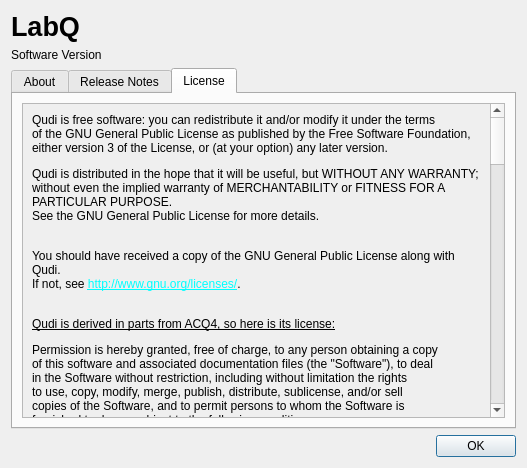
The window that gui/ui_qafm_about.ui (sriharijayaram5/qudi) describes before a commit, drawn with Qt 5.
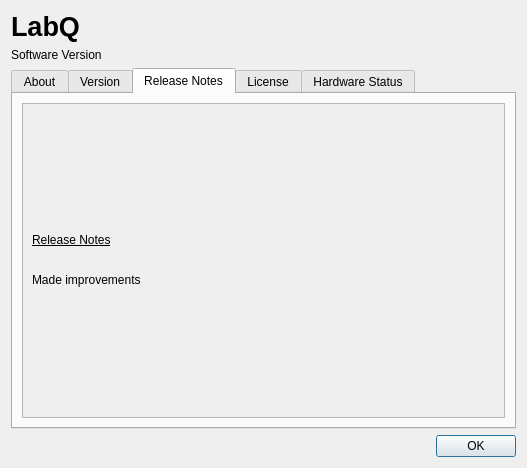
The same window after the commit. The open tabs and pages were chosen to show the change.

Commit message: Revised AboutDialog to include hardware status and description documents

Diff of the .ui file:
```diff
--- a/gui/ui_qafm_about.ui
+++ b/gui/ui_qafm_about.ui
@@ -78,9 +78,9 @@
      </widget>
      <widget class="QWidget" name="tab_2">
       <attribute name="title">
-       <string>Release Notes</string>
+       <string>Version</string>
       </attribute>
-      <layout class="QVBoxLayout" name="verticalLayout_2">
+      <layout class="QVBoxLayout" name="verticalLayout_5">
        <item>
         <widget class="QScrollArea" name="scrollArea">
          <property name="widgetResizable">
@@ -114,6 +114,45 @@
      </widget>
      <widget class="QWidget" name="tab_3">
       <attribute name="title">
+       <string>Release Notes</string>
+      </attribute>
+      <layout class="QVBoxLayout" name="verticalLayout_5">
+       <item>
+        <widget class="QScrollArea" name="scrollArea_3">
+         <property name="widgetResizable">
+          <bool>true</bool>
+         </property>
+         <widget class="QWidget" name="scrollAreaWidgetContents_2">
+          <property name="geometry">
+           <rect>
+            <x>0</x>
+            <y>0</y>
+            <width>483</width>
+            <height>317</height>
+           </rect>
+          </property>
+          <layout class="QVBoxLayout" name="verticalLayout_4">
+           <item>
+            <widget class="QLabel" name="release_notes_Label">
+             <property name="text">
+              <string>&lt;html&gt;&lt;head/&gt;&lt;body&gt;&lt;p&gt;&lt;span style=&quot; font-family:'monospace'; text-decoration: underline;&quot;&gt;Release Notes&lt;/span&gt;&lt;span style=&quot; font-family:'monospace';&quot;&gt;&lt;br/&gt;&lt;/span&gt;&lt;/p&gt;&lt;p&gt;&lt;span style=&quot; font-family:'monospace';&quot;&gt;Made improvements&lt;/span&gt;&lt;/p&gt;&lt;/body&gt;&lt;/html&gt;</string>
+             </property>
+             <property name="wordWrap">
+              <bool>true</bool>
+             </property>
+             <property name="openExternalLinks">
+              <bool>true</bool>
+             </property>
+            </widget>
+           </item>
+          </layout>
+         </widget>
+        </widget>
+       </item>
+      </layout>
+     </widget>
+     <widget class="QWidget" name="tab_4">
+      <attribute name="title">
        <string>License</string>
       </attribute>
       <layout class="QVBoxLayout" name="verticalLayout_5">
@@ -133,7 +172,7 @@
           </property>
           <layout class="QVBoxLayout" name="verticalLayout_4">
            <item>
-            <widget class="QLabel" name="aboutText_3">
+            <widget class="QLabel" name="license_Label">
              <property name="text">
               <string>&lt;html&gt;
 &lt;head/&gt;
@@ -272,6 +311,45 @@
        </item>
       </layout>
      </widget>
+     <widget class="QWidget" name="tab_4">
+      <attribute name="title">
+       <string>Hardware Status</string>
+      </attribute>
+      <layout class="QVBoxLayout" name="verticalLayout_5">
+       <item>
+        <widget class="QScrollArea" name="scrollArea_5">
+         <property name="widgetResizable">
+          <bool>true</bool>
+         </property>
+         <widget class="QWidget" name="scrollAreaWidgetContents_2">
+          <property name="geometry">
+           <rect>
+            <x>0</x>
+            <y>0</y>
+            <width>483</width>
+            <height>317</height>
+           </rect>
+          </property>
+          <layout class="QVBoxLayout" name="verticalLayout_4">
+           <item>
+            <widget class="QLabel" name="hardware_status_Label">
+             <property name="text">
+              <string>&lt;html&gt;&lt;head/&gt;&lt;body&gt;&lt;p&gt;&lt;span style=&quot; font-family:'monospace'; text-decoration: underline;&quot;&gt;Hardware status information&lt;/span&gt;&lt;/p&gt;&lt;p&gt;&lt;span style=&quot; font-family:'monospace';&quot;&gt;report on hardware status&lt;br/&gt;&lt;br/&gt;&lt;/span&gt;&lt;/p&gt;&lt;/body&gt;&lt;/html&gt;</string>
+             </property>
+             <property name="wordWrap">
+              <bool>true</bool>
+             </property>
+             <property name="openExternalLinks">
+              <bool>true</bool>
+             </property>
+            </widget>
+           </item>
+          </layout>
+         </widget>
+        </widget>
+       </item>
+      </layout>
+     </widget>
     </widget>
    </item>
   </layout>
```
Left out of the diff: 21 changed lines with no effect on the pictures. The commit also changes 3 other files.
